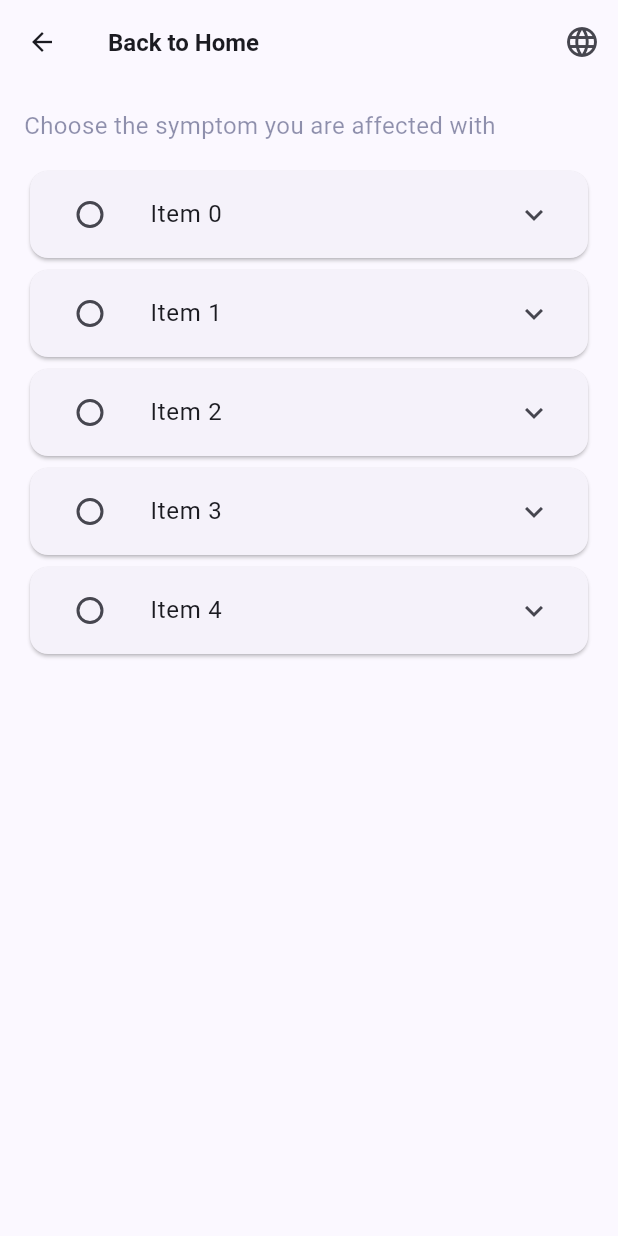
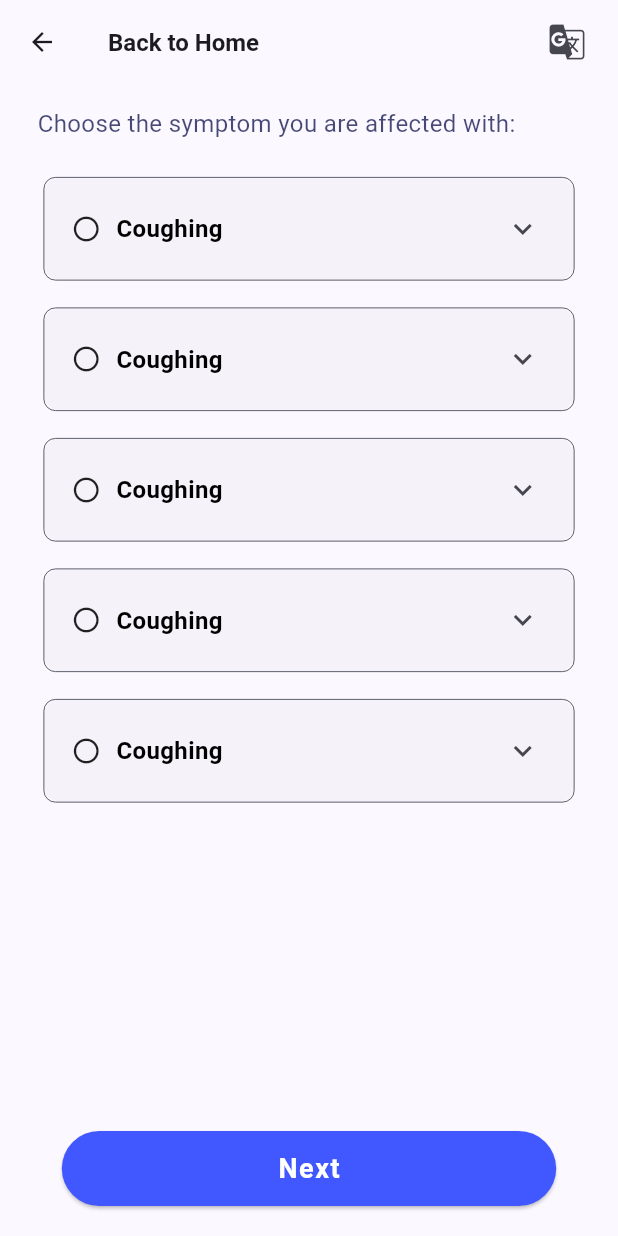
Before and after one commit to Ritesh-K-G/medical_expert_system, a Flutter app: the screen it shows after launch, on a phone screen of 412 x 824 dp. Run offline on Flutter 3.47's test engine with Material 3 defaults, Android fonts, the phone set to English and light mode, and no system bars; Roboto replaces fonts that are missing (Overpass, Poppins).

Commit message:
Question screen design completed

```diff
--- a/lib/constants.dart
+++ b/lib/constants.dart
@@ -2,6 +2,7 @@ import 'package:flutter/material.dart';
 
 class AppColors {
   static const Color primary = Color(0xFF4157FF);
+  static const Color borderGrey = Color(0xFF2A2E3B);
   static const Color myBlue = Color.fromARGB(255, 58, 100, 228);
   static const Color splashBlue = Color.fromARGB(255, 70, 136, 220);
   static const Color myGreen = Color(0xFF35899B);
--- a/lib/models/disease.dart
+++ b/lib/models/disease.dart
@@ -1,4 +1,9 @@
-// class Disease{
-//   String name,hindiName,description,hindiDescription;
-//
-// }
+class Disease{
+  final String name, hindiName, description, hindiDescription;
+  Disease({
+    required this.name,
+    required this.description,
+    required this.hindiDescription,
+    required this.hindiName
+  });
+}
--- a/lib/utils/styles/text.dart
+++ b/lib/utils/styles/text.dart
@@ -42,6 +42,18 @@ class AppTextStyles {
   static TextStyle questionText = TextStyle(
     fontSize: 16,
     fontFamily: 'Overpass',
-    color: const Color(0xFF090F47).withOpacity(0.45),
+    color: const Color(0xFF090F47).withOpacity(0.75),
+  );
+
+  static const TextStyle optionText = TextStyle(
+    fontSize: 16,
+    fontFamily: 'Overpass',
+    fontWeight: FontWeight.bold
+  );
+
+  static TextStyle descriptionText = TextStyle(
+      fontSize: 16,
+      fontFamily: 'Overpass',
+      color: const Color(0xFF090F47).withOpacity(0.45)
   );
 }
--- a/lib/views/question_screen/question_screen.dart
+++ b/lib/views/question_screen/question_screen.dart
@@ -1,5 +1,9 @@
 import 'package:flutter/material.dart';
+import 'package:medical_expert_system/constants.dart';
+import 'package:medical_expert_system/utils/helpers/screen_size_helper.dart';
+import 'package:medical_expert_system/utils/styles/button.dart';
 import 'package:medical_expert_system/utils/styles/text.dart';
+// import 'package:text_to_speech/text_to_speech.dart';
 
 class question_screen extends StatefulWidget {
   @override
@@ -8,6 +12,18 @@ class question_screen extends StatefulWidget {
 
 class _question_screen extends State<question_screen> {
   int _selectedIndex = -1;
+  int _expandedIndex = -1;
+  // TextToSpeech tts = TextToSpeech();
+
+  @override
+  void dispose() {
+    super.dispose();
+  }
+
+  @override
+  void initState() {
+    super.initState();
+  }
 
   @override
   Widget build(BuildContext context) {
@@ -22,52 +38,133 @@ class _question_screen extends State<question_screen> {
           title: const Text('Back to Home', style: AppTextStyles.appBarText),
           actions: <Widget>[
             IconButton(
-            icon: const Icon(Icons.language),
+              icon: const Icon(IconData(0xf7a9, fontFamily: 'MaterialIcons'), size: 28),
               onPressed: () {
               },
             ),
+            const SizedBox(width: 10)
           ],
         ),
         body: Padding(
-        padding: const EdgeInsets.all(16),
+          padding: const EdgeInsets.only(left: 25, right: 25, top: 15, bottom: 20),
           child: Column(
             crossAxisAlignment: CrossAxisAlignment.start,
             children: [
               Text(
-              'Choose the symptom you are affected with',
+                'Choose the symptom you are affected with:',
                 softWrap: true,
                 style: AppTextStyles.questionText,
               ),
-            const SizedBox(height: 15),
+              const SizedBox(height: 20),
               Expanded(
                   child: ListView.builder(
                     itemCount: 5,
                     itemBuilder: (BuildContext context, int index) {
-                    return Card(
-                      child: ExpansionTile(
-                        leading: Radio(
-                          value: index,
-                          groupValue: _selectedIndex,
-                          onChanged: (int? value) {
+                      return Column(
+                        children: [
+                          Card(
+                            elevation: 0,
+                            child: Container(
+                              decoration: BoxDecoration(
+                                border: Border.all(
+                                  color: _selectedIndex == index ? AppColors.primary : AppColors.borderGrey,
+                                  width: 0.5,
+                                ),
+                                borderRadius: BorderRadius.circular(8.0),
+                              ),
+                              child: Padding(
+                                padding: const EdgeInsets.all(10),
+                                child: InkWell(
+                                  onTap: () {
                                     setState(() {
-                              _selectedIndex = value!;
+                                      _selectedIndex = (_selectedIndex == index ? -1 : index);
                                     });
                                   },
+                                  child: Column(
+                                    children: [
+                                      Row(
+                                        children: [
+                                          const SizedBox(width: 8),
+                                          Icon(
+                                            _selectedIndex == index ? Icons.radio_button_checked : Icons.radio_button_unchecked,
+                                            color: _selectedIndex == index ? AppColors.primary : null,
+                                            size: 20,
                                           ),
-                        title: Text('Item $index'),
-                        children: <Widget>[
-                          Padding(
-                            padding: const EdgeInsets.all(16.0),
+                                          const SizedBox(width: 10),
+                                          Expanded(
                                             child: Text(
-                              'Description of item $index',
-                              style: const TextStyle(fontSize: 16.0),
+                                                'Coughing',
+                                                softWrap: true,
+                                                style: AppTextStyles.optionText
+                                                .copyWith(
+                                                  color: _selectedIndex == index ? AppColors.primary : Colors.black
+                                                )
+                                            ),
+                                          ),
+                                          IconButton(
+                                            onPressed: () {
+                                              setState(() {
+                                                _expandedIndex = _expandedIndex == index ? -1 : index;
+                                              });
+                                            },
+                                            icon: Icon(
+                                              _expandedIndex == index ? Icons.expand_less : Icons.expand_more,
                                             ),
                                           ),
                                         ],
                                       ),
+                                      if (_expandedIndex == index)
+                                        Padding(
+                                          padding: const EdgeInsets.all(2.0),
+                                          child: Row(
+                                            crossAxisAlignment: CrossAxisAlignment.start,
+                                            children: [
+                                              const SizedBox(width: 33),
+                                              Expanded(child: Text(
+                                                'The temperature of the body is increased in this case',
+                                                softWrap: true,
+                                                style: AppTextStyles.descriptionText,
+                                              )),
+                                              IconButton(onPressed: () {
+                                                // tts.speak('Good Morning');
+                                              }, icon: const Icon(Icons.volume_up_sharp))
+                                            ],
+                                          )
+                                        ),
+                                    ],
+                                  ),
+                                ),
+                              ),
+                            ),
+                          ),
+                          const SizedBox(height: 10)
+                        ],
                       );
                     },
                   )
+              ),
+              Row(
+                crossAxisAlignment: CrossAxisAlignment.center,
+                mainAxisAlignment: MainAxisAlignment.center,
+                children: [
+                  ElevatedButton(
+                    onPressed: () async {
+                    },
+                    style: AppButtonStyles.authButtons.copyWith(
+                      minimumSize: MaterialStatePropertyAll(
+                          Size(AppHelpers.screenWidth(context) * 0.8, 50)),
+                      shape: MaterialStateProperty.all<RoundedRectangleBorder>(
+                        RoundedRectangleBorder(
+                          borderRadius: BorderRadius.circular(50.0),
+                        ),
+                      ),
+                    ),
+                    child: const Text(
+                      "Next",
+                      style: AppTextStyles.buttontext,
+                    ),
+                  ),
+                ],
               )
             ],
           ),
--- a/pubspec.yaml
+++ b/pubspec.yaml
@@ -35,6 +35,7 @@ dependencies:
   # The following adds the Cupertino Icons font to your application.
   # Use with the CupertinoIcons class for iOS style icons.
   cupertino_icons: ^1.0.6
+  iconsax: ^0.0.8
 
 dev_dependencies:
   flutter_test:
```
Also changed, not shown: pubspec.lock. Lines whose indentation alone changed are shown as unchanged.
